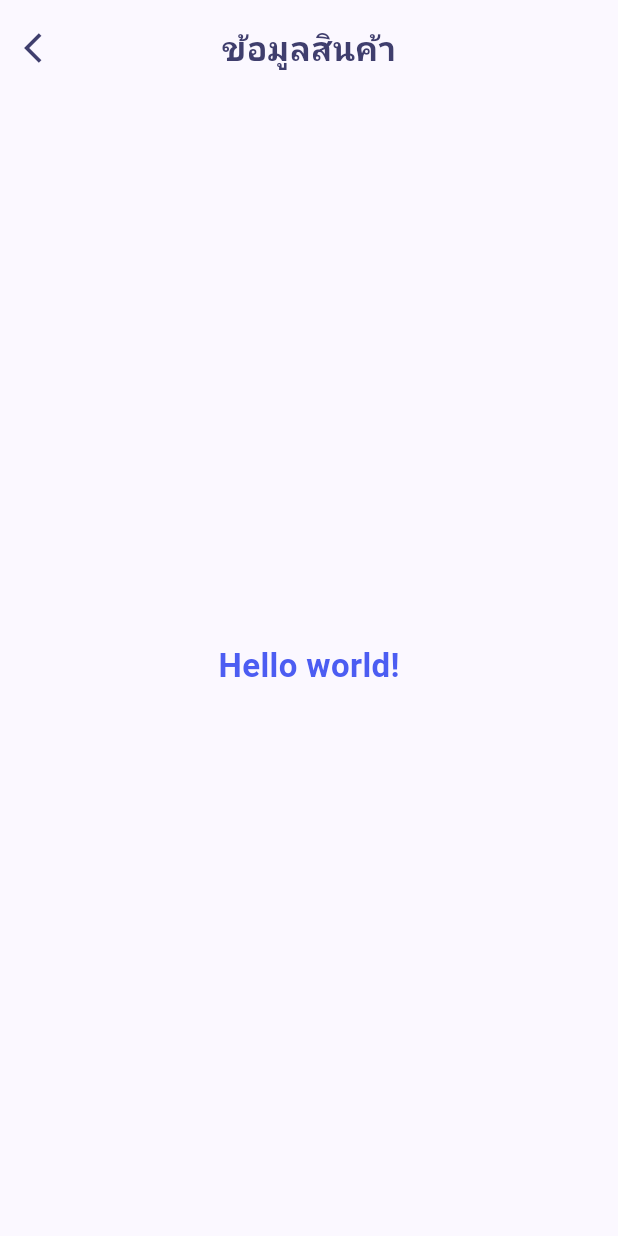
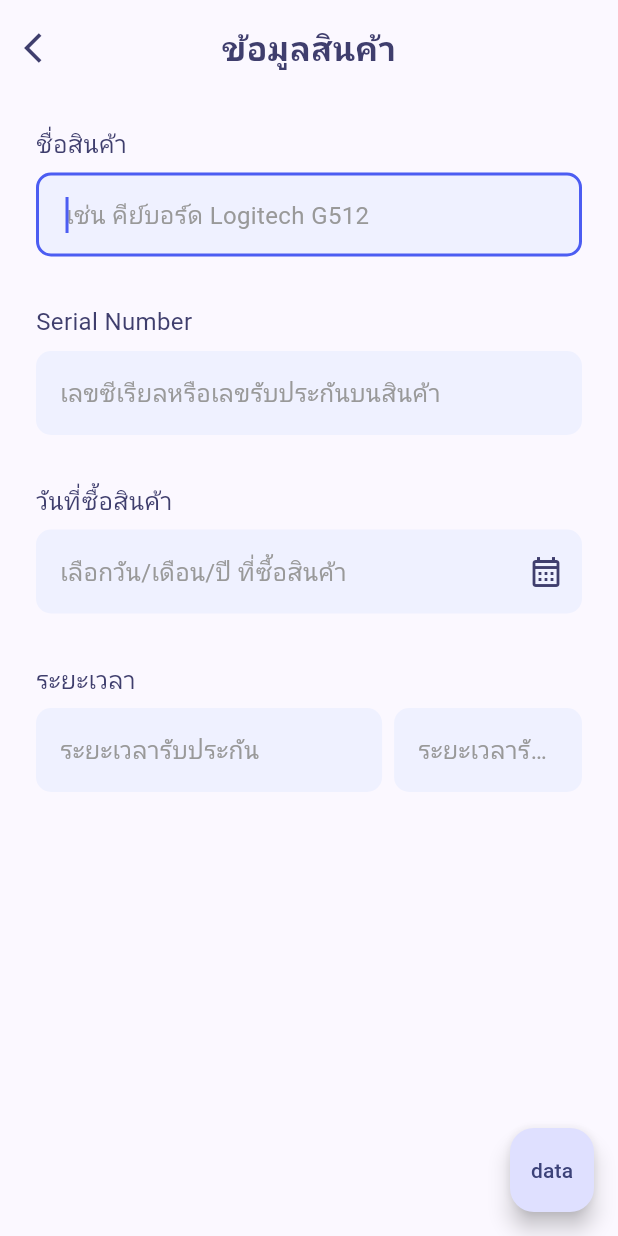
Before and after one commit to Chaiyawat-Roong/warranty-noty-sqflite, a Flutter app: the AddProductPage screen opened by its route, on a phone screen of 412 x 824 dp. Run offline on Flutter 3.47's test engine with Material 2 defaults, Android fonts, the phone set to English and light mode, and no system bars; our stand-ins replace bloc, equatable, flutter_bloc, flutter_modular, google_fonts; Roboto replaces fonts that are missing (Kanit).

Commit message:
feat: add feadture in addproductpage and build custom component

```diff
--- /dev/null
+++ b/lib/Components/customDatepicker.dart
@@ -0,0 +1,102 @@
+import 'package:flutter/material.dart';
+
+import '../constants.dart';
+
+class CustomDatePicker extends StatefulWidget {
+  const CustomDatePicker(
+      {super.key,
+      required String? hintLabel,
+      required String? hintText,
+      // required this.validator,
+      // required this.onChanged,
+      required this.controller,
+      // required this.showDate,
+      bool isDate = false})
+      : _hintLabel = hintLabel,
+        _hintText = hintText,
+        _isDate = isDate;
+
+  final String? _hintText;
+  final String? _hintLabel;
+  final bool _isDate;
+  final TextEditingController controller;
+  // final String? Function(String?)? validator;
+  // final void Function(String)? onChanged;
+  // final void Function()? showDate;
+
+  @override
+  State<CustomDatePicker> createState() => _CustomDatePickerState(controller);
+}
+
+class _CustomDatePickerState extends State<CustomDatePicker> {
+  final TextEditingController stateController;
+
+  _CustomDatePickerState(this.stateController);
+
+  DateTime? _dateTime = DateTime.now();
+
+  void _showDatePicker() {
+    showDatePicker(
+      context: context,
+      initialDate: DateTime.now(),
+      firstDate: DateTime(2000),
+      lastDate: DateTime(2025),
+    ).then((value) {
+      setState(() {
+        _dateTime = value;
+        stateController.text = value.toString().split(" ")[0].replaceAll("-", "/");
+      });
+    });
+  }
+
+  @override
+  Widget build(BuildContext context) {
+    return Padding(
+        padding: const EdgeInsets.symmetric(horizontal: 24, vertical: 12),
+        child: Column(
+          crossAxisAlignment: CrossAxisAlignment.start,
+          children: [
+            Padding(
+              padding: const EdgeInsets.symmetric(vertical: 8.0),
+              child: Text(
+                widget._hintLabel!,
+                style: CustomTextStyle.body2(context)
+                    .copyWith(color: kPrimaryDarkPurple),
+              ),
+            ),
+            Container(
+              decoration: BoxDecoration(
+                  color: kBackgroundLightgrey,
+                  borderRadius: BorderRadius.circular(10.0)),
+              child: SizedBox(
+                child: TextFormField(
+                  // validator: widget.validator,
+                  // onChanged: widget.onChanged,
+                  controller: stateController,
+                  style: const TextStyle(color: Color(0xFF3F3E6D)),
+                  onTap: () => _showDatePicker(),
+                  readOnly: true,
+                  decoration: InputDecoration(
+                      contentPadding: const EdgeInsets.all(16.0),
+                      border: OutlineInputBorder(
+                        borderRadius: BorderRadius.circular(10.0),
+                      ),
+                      hintText: widget._hintText,
+                      hintStyle: CustomTextStyle.body2(context).copyWith(
+                        color: kSecondaryGrey,
+                      ),
+                      suffixIcon: widget._isDate
+                          ? const Icon(
+                              Icons.calendar_month_outlined,
+                              color: kPrimaryDarkPurple,
+                            )
+                          : const SizedBox(),
+                      enabledBorder: InputBorder.none,
+                      focusedBorder: InputBorder.none),
+                ),
+              ),
+            ),
+          ],
+        ));
+  }
+}
--- /dev/null
+++ b/lib/Components/customExpInput.dart
@@ -0,0 +1,92 @@
+import 'package:flutter/material.dart';
+import 'package:flutter/services.dart';
+
+import '../constants.dart';
+
+class CustomExpInput extends StatelessWidget {
+  const CustomExpInput(
+      {super.key,
+      required String? hintLabel,
+      required String? hintText,
+      required this.controller,
+      bool isDate = false})
+      : _hintLabel = hintLabel,
+        _hintText = hintText;
+
+  final String? _hintText;
+  final String? _hintLabel;
+  final TextEditingController controller;
+
+  @override
+  Widget build(BuildContext context) {
+    return Padding(
+        padding: const EdgeInsets.symmetric(horizontal: 24, vertical: 12),
+        child: Column(
+          crossAxisAlignment: CrossAxisAlignment.start,
+          children: [
+            Padding(
+              padding: const EdgeInsets.symmetric(vertical: 8.0),
+              child: Text(
+                _hintLabel!,
+                style: CustomTextStyle.body2(context)
+                    .copyWith(color: kPrimaryDarkPurple),
+              ),
+            ),
+            Row(
+              children: [
+                Container(
+                  width: MediaQuery.of(context).size.width * 0.56,
+                  decoration: BoxDecoration(
+                      color: kBackgroundLightgrey,
+                      borderRadius: BorderRadius.circular(10.0)),
+                  child: TextField(
+                    keyboardType: TextInputType.number,
+                    inputFormatters: [FilteringTextInputFormatter.digitsOnly],
+                    controller: controller,
+                    autofocus: true,
+                    style: const TextStyle(color: Color(0xFF3F3E6D)),
+                    decoration: InputDecoration(
+                      contentPadding: const EdgeInsets.all(16.0),
+                      border: OutlineInputBorder(
+                        borderRadius: BorderRadius.circular(10.0),
+                      ),
+                      hintText: _hintText,
+                      hintStyle: CustomTextStyle.body2(context).copyWith(
+                        color: kSecondaryGrey,
+                      ),
+                      enabledBorder: InputBorder.none,
+                    ),
+                  ),
+                ),
+                SizedBox(width: 8),
+                Expanded(
+                  child: Container(
+                    decoration: BoxDecoration(
+                        color: kBackgroundLightgrey,
+                        borderRadius: BorderRadius.circular(10.0)),
+                    child: TextField(
+                      keyboardType: TextInputType.number,
+                      inputFormatters: [FilteringTextInputFormatter.digitsOnly],
+                      controller: controller,
+                      autofocus: true,
+                      style: const TextStyle(color: Color(0xFF3F3E6D)),
+                      decoration: InputDecoration(
+                        contentPadding: const EdgeInsets.all(16.0),
+                        border: OutlineInputBorder(
+                          borderRadius: BorderRadius.circular(10.0),
+                        ),
+                        hintText: _hintText,
+                        hintStyle: CustomTextStyle.body2(context).copyWith(
+                          color: kSecondaryGrey,
+                        ),
+                        enabledBorder: InputBorder.none,
+                      ),
+                    ),
+                  ),
+                ),
+              ],
+            ),
+          ],
+        ));
+  }
+}
--- /dev/null
+++ b/lib/Components/customTextfield.dart
@@ -0,0 +1,62 @@
+import 'package:flutter/cupertino.dart';
+import 'package:flutter/material.dart';
+
+import '../constants.dart';
+
+class CustomTextfield extends StatelessWidget {
+  const CustomTextfield({
+    super.key,
+    required String? hintLabel,
+    required String? hintText,
+    required this.controller,
+    bool isDate = false
+  })  : _hintLabel = hintLabel,
+        _hintText = hintText,
+        _isDate = isDate;
+
+
+  final String? _hintText;
+  final String? _hintLabel;
+  final TextEditingController controller;
+  final bool _isDate;
+
+  @override
+  Widget build(BuildContext context) {
+    return Padding(
+        padding: const EdgeInsets.symmetric(horizontal: 24, vertical: 12),
+        child: Column(
+          crossAxisAlignment: CrossAxisAlignment.start,
+          children: [
+            Padding(
+              padding: const EdgeInsets.symmetric(vertical: 8.0),
+              child: Text(
+                _hintLabel!,
+                style: CustomTextStyle.body2(context)
+                    .copyWith(color: kPrimaryDarkPurple),
+              ),
+            ),
+            Container(
+              decoration: BoxDecoration(
+                  color: kBackgroundLightgrey,
+                  borderRadius: BorderRadius.circular(10.0)),
+              child: TextField(
+                controller: controller,
+                autofocus: true,
+                style: const TextStyle(color: Color(0xFF3F3E6D)),
+                decoration: InputDecoration(
+                  contentPadding: const EdgeInsets.all(16.0),
+                  border: OutlineInputBorder(
+                    borderRadius: BorderRadius.circular(10.0),
+                  ),
+                  hintText: _hintText,
+                  hintStyle: CustomTextStyle.body2(context).copyWith(
+                    color: kSecondaryGrey,
+                  ),
+                  enabledBorder: InputBorder.none,
+                ),
+              ),
+            ),
+          ],
+        ));
+  }
+}
--- a/lib/Components/searchTextField.dart
+++ b/lib/Components/searchTextField.dart
@@ -52,7 +52,6 @@ class _SearchTextFieldState extends State<SearchTextField> {
                     color: kPrimaryDarkPurple,
                   ),
                   onPressed: () {
-
                   },
                 ),
                 suffixIconColor: const Color(0xFF3F3E6D),
--- a/lib/Pages/addProductPage.dart
+++ b/lib/Pages/addProductPage.dart
@@ -1,39 +1,89 @@
 import 'package:flutter/material.dart';
 import 'package:flutter_bloc/flutter_bloc.dart';
 import 'package:flutter_modular/flutter_modular.dart';
+import 'package:warranty_noty/Components/customDatepicker.dart';
+import 'package:warranty_noty/Components/customExpInput.dart';
+import 'package:warranty_noty/Components/itemCard.dart';
+import 'package:warranty_noty/models/product.dart';
 
+import '../Components/customTextfield.dart';
 import '../constants.dart';
 
 class AddProductPage extends StatefulWidget {
-  const AddProductPage({super.key});
+  final String? _hintLabel;
+  const AddProductPage({super.key, String? hintLabel}) : _hintLabel = hintLabel;
 
   @override
   State<AddProductPage> createState() => _AddProductPageState();
 }
 
 class _AddProductPageState extends State<AddProductPage> {
+  final TextEditingController _SerialController = TextEditingController();
+  final TextEditingController _NameController = TextEditingController();
+  final TextEditingController _DateController = TextEditingController();
+  final TextEditingController _ExpController = TextEditingController();
+  // void _showDatePicker() {
+  //   showDatePicker(
+  //     context: context,
+  //     initialDate: DateTime.now(),
+  //     firstDate: DateTime(2000),
+  //     lastDate: DateTime(2025),
+  //   );
+  // }
 
   @override
   Widget build(BuildContext context) {
     return Scaffold(
         appBar: AppBar(
-        leading: IconButton(icon: const Icon(Icons.arrow_back_ios,color: kPrimaryDarkPurple,), onPressed: (){
+          leading: IconButton(
+            icon: const Icon(
+              Icons.arrow_back_ios,
+              color: kPrimaryDarkPurple,
+            ),
+            onPressed: () {
               Modular.to.pop();
-        },),
+            },
+          ),
           toolbarHeight: 64,
           centerTitle: true,
-        title: Text("ข้อมูลสินค้า", style: CustomTextStyle.heading1(context).copyWith(
-          color: kPrimaryDarkPurple
-        ),),
+          title: Text(
+            "ข้อมูลสินค้า",
+            style: CustomTextStyle.heading1(context)
+                .copyWith(color: kPrimaryDarkPurple),
+          ),
           automaticallyImplyLeading: false,
         ),
-      body: Center(
-        child: Text(
-          "Hello world!",
-          style: CustomTextStyle.heading1(context)
-              .copyWith(color: kPrimaryPurple),
+        body: SingleChildScrollView(
+          physics: NeverScrollableScrollPhysics(),
+          child: Column(
+            children: [
+              CustomTextfield(
+                hintText: "เช่น คีย์บอร์ด Logitech G512",
+                hintLabel: "ชื่อสินค้า",
+                controller: _NameController,
+              ),
+              CustomTextfield(
+                hintText: "เลขซีเรียลหรือเลขรับประกันบนสินค้า",
+                hintLabel: "Serial Number",
+                controller: _SerialController,
+              ),
+              CustomDatePicker(
+                hintText: "เลือกวัน/เดือน/ปี ที่ซื้อสินค้า",
+                hintLabel: "วันที่ซื้อสินค้า",
+                isDate: true,
+                // onChanged: (value){
+                //   return "";
+                // },
+                // validator: (){},
+                controller: _DateController,
+              ),
+              CustomExpInput(hintLabel: "ระยะเวลา", hintText: "ระยะเวลารับประกัน", controller: _ExpController)
+            ],
           ),
         ),
-    );
+        floatingActionButton: FloatingActionButton(
+          onPressed: () => print("${_SerialController.text} ${_NameController.text} ${_DateController.text}"),
+          child: Text("data")
+        ));
   }
 }
--- a/lib/Pages/homePage.dart
+++ b/lib/Pages/homePage.dart
@@ -1,7 +1,6 @@
 import 'package:flutter/material.dart';
 import 'package:flutter_bloc/flutter_bloc.dart';
 import 'package:flutter_modular/flutter_modular.dart';
-// import 'package:flutter_modular/flutter_modular.dart';
 import 'package:warranty_noty/bloc/home_page_repository.dart';
 
 import '../Components/filterButton.dart';
@@ -21,7 +20,6 @@ class HomePage extends StatefulWidget {
 class _HomePageState extends State<HomePage> {
   final homePageBloc = BlocProvider(create: (context) => HomePageBloc(HomePageRepository(ProductsDataProvider())));
   final HomePageBloc2 = HomePageBloc(HomePageRepository(ProductsDataProvider()));
-  final int _selectIndex = 0;
 
   @override
   Widget build(BuildContext context) {
--- a/lib/bloc/product_data_provider.dart
+++ b/lib/bloc/product_data_provider.dart
@@ -47,6 +47,16 @@ class ProductsDataProvider {
         expType: "Day",
         insurer: "SYNNEX",
         isExp: true),
+    Product(
+        name: "คีย์บอร์ด Logitech G512",
+        serial: "2022LZ06ELL8",
+        date: DateTime.parse("2022-07-20"),
+        expDate: DateTime.parse("2025-07-20"),
+        expTime: 3,
+        expType: "Year",
+        insurer: "SYNNEX",
+        isExp: false),
+
   ];
 
   List<Product> get products => _products;
--- a/lib/main.dart
+++ b/lib/main.dart
@@ -22,7 +22,7 @@ class AppModule extends Module {
         ChildRoute('/', child: (context, args) => const HomePage()),
         ChildRoute('/search', child: (context, args) => const SearchPage()),
         ChildRoute('/add', child: (context, args) => const AddProductPage())
-      ];
+  ];
 }
 
 class MyApp extends StatelessWidget {
```
Lines whose indentation alone changed are shown as unchanged.
